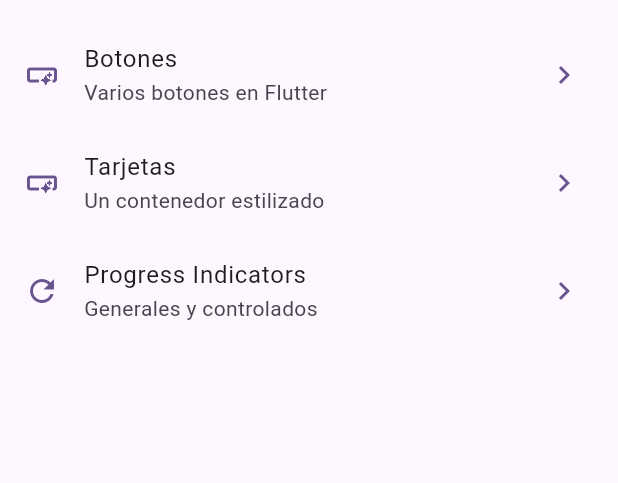
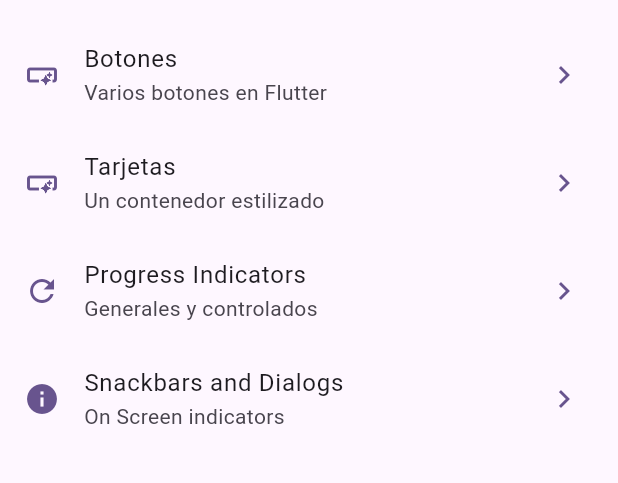
Before and after one commit to eacardenase/flutter-widgets, a Flutter app: the screen it shows after launch, on a phone screen of 412 x 824 dp, the part 63-546 px from its top. Run offline on Flutter 3.47's test engine with Material 3 defaults, Android fonts, the phone set to English and light mode, and no system bars; our stand-ins replace go_router.

Commit message:
feat: add custom snackbar

```diff
--- a/lib/config/menu/menu_items.dart
+++ b/lib/config/menu/menu_items.dart
@@ -33,4 +33,10 @@ const appMenuItems = <MenuItem>[
     link: '/progress',
     icon: Icons.refresh,
   ),
+  MenuItem(
+    title: 'Snackbars and Dialogs',
+    subTitle: 'On Screen indicators',
+    link: '/snackbars',
+    icon: Icons.info,
+  ),
 ];
--- a/lib/config/router/app_router.dart
+++ b/lib/config/router/app_router.dart
@@ -25,5 +25,10 @@ final appRouter = GoRouter(
       path: '/progress',
       builder: (context, state) => const ProgressScreen(),
     ),
+    GoRoute(
+      name: SnackbarScreen.name,
+      path: '/snackbars',
+      builder: (context, state) => const SnackbarScreen(),
+    ),
   ],
 );
```
Also changed, not shown: lib/presentation/screens/snackbar/snackbar_screen.dart (+25 -1 lines).
